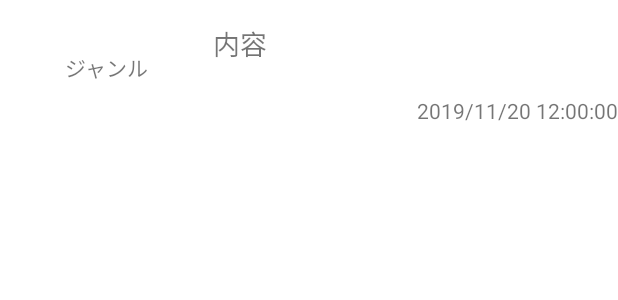
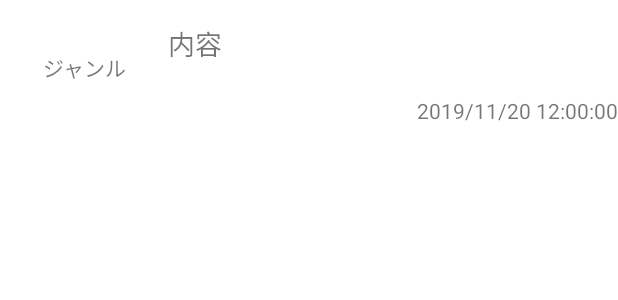
Before and after one commit to wataso26/OmoshiroRecycle, an Android app: the layout item_data_cell.xml on its own in the app's theme, with its tools: preview values and no code run, on a phone screen of 412 x 824 dp. Shown: the top 300 px of the screen. Run offline under Robolectric (Android 15) with nearby library versions, the phone set to English and light mode, and no system bars; Roboto replaces fonts that are not available here.

Commit message:
"アクションバー変更の為、加えて通知機能大幅改良前の為"

```diff
--- a/app/src/main/AndroidManifest.xml
+++ b/app/src/main/AndroidManifest.xml
@@ -5,9 +5,9 @@
     <application
         android:name=".RealmTodoApplication"
         android:allowBackup="true"
-        android:icon="@mipmap/ic_launcher"
+        android:icon="@drawable/enpitu"
         android:label="おもしろリサイクル"
-        android:roundIcon="@mipmap/ic_launcher_round"
+        android:roundIcon="@drawable/enpitu"
         android:supportsRtl="true"
         android:theme="@style/Theme.OmoshiroRecycle">
         <activity android:name=".Toko" />
@@ -20,7 +20,7 @@
         </activity>
         <meta-data
             android:name="notification"
-            android:resource="@array/notificaion" />
+            android:resource="@array/notification" />
     </application>
 
 </manifest>
--- a/app/src/main/res/layout/item_data_cell.xml
+++ b/app/src/main/res/layout/item_data_cell.xml
@@ -21,7 +21,7 @@
 
         <TextView
             android:id="@+id/genreTextView"
-            android:layout_width="match_parent"
+            android:layout_width="115dp"
             android:layout_height="80dp"
             android:layout_weight="1"
             android:gravity="center"
@@ -35,7 +35,7 @@
 
             <TextView
                 android:id="@+id/contentTextView"
-                android:layout_width="270sp"
+                android:layout_width="300sp"
                 android:layout_height="34dp"
                 android:layout_weight="2"
                 android:gravity="center_vertical"
--- a/app/src/main/res/layout/setting.xml
+++ b/app/src/main/res/layout/setting.xml
@@ -114,6 +114,7 @@
             app:layout_constraintStart_toStartOf="parent"
             app:layout_constraintTop_toTopOf="parent"
             app:layout_constraintVertical_bias="0.407" />
+
     </androidx.constraintlayout.widget.ConstraintLayout>
 
 </LinearLayout>
--- a/app/src/main/res/menu/menu_options_menu_list.xml
+++ b/app/src/main/res/menu/menu_options_menu_list.xml
@@ -1,5 +1,6 @@
 <?xml version="1.0" encoding="utf-8"?>
-<menu xmlns:app="http://schemas.android.com/apk/res-auto"
+<menu xmlns:tools="http://schemas.android.com/tools"
+    xmlns:app="http://schemas.android.com/apk/res-auto"
     xmlns:android="http://schemas.android.com/apk/res/android" >
 
     <item
@@ -7,4 +8,5 @@
         android:icon="@android:drawable/ic_menu_manage"
         android:title="設定"
         app:showAsAction="always" />
+
 </menu>
--- a/app/src/main/res/values/notification.xml
+++ b/app/src/main/res/values/notification.xml
@@ -1,6 +1,6 @@
 <?xml version="1.0" encoding="utf-8"?>
 <resources>
-    <array name="notificaion" translatable="false">
+    <array name="notification" translatable="false">
         <item>@font/archive
         </item>
     </array>
--- a/app/src/main/res/values/themes.xml
+++ b/app/src/main/res/values/themes.xml
@@ -2,8 +2,8 @@
     <!-- Base application theme. -->
     <style name="Theme.OmoshiroRecycle" parent="Theme.MaterialComponents.DayNight.DarkActionBar">
         <!-- Primary brand color. -->
-        <item name="colorPrimary">@color/purple_500</item>
-        <item name="colorPrimaryVariant">@color/purple_700</item>
+        <item name="colorPrimary">#ffa500</item>
+        <item name="colorPrimaryVariant">#ff8c00</item>
         <item name="colorOnPrimary">@color/white</item>
         <!-- Secondary brand color. -->
         <item name="colorSecondary">@color/teal_200</item>
```
